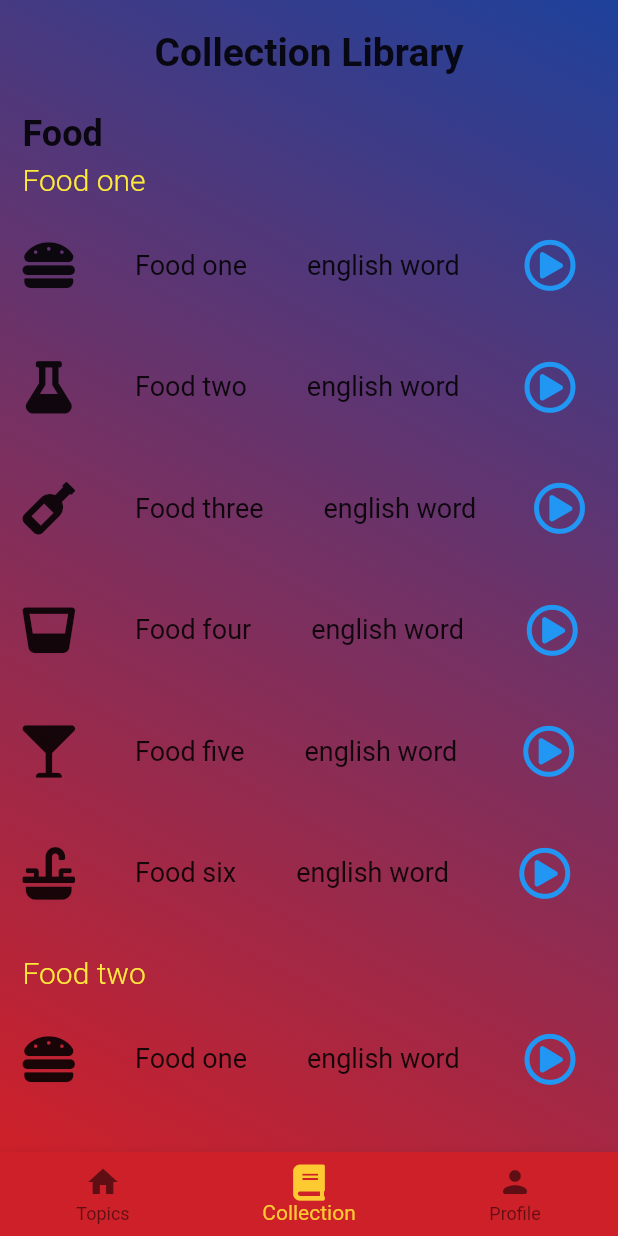
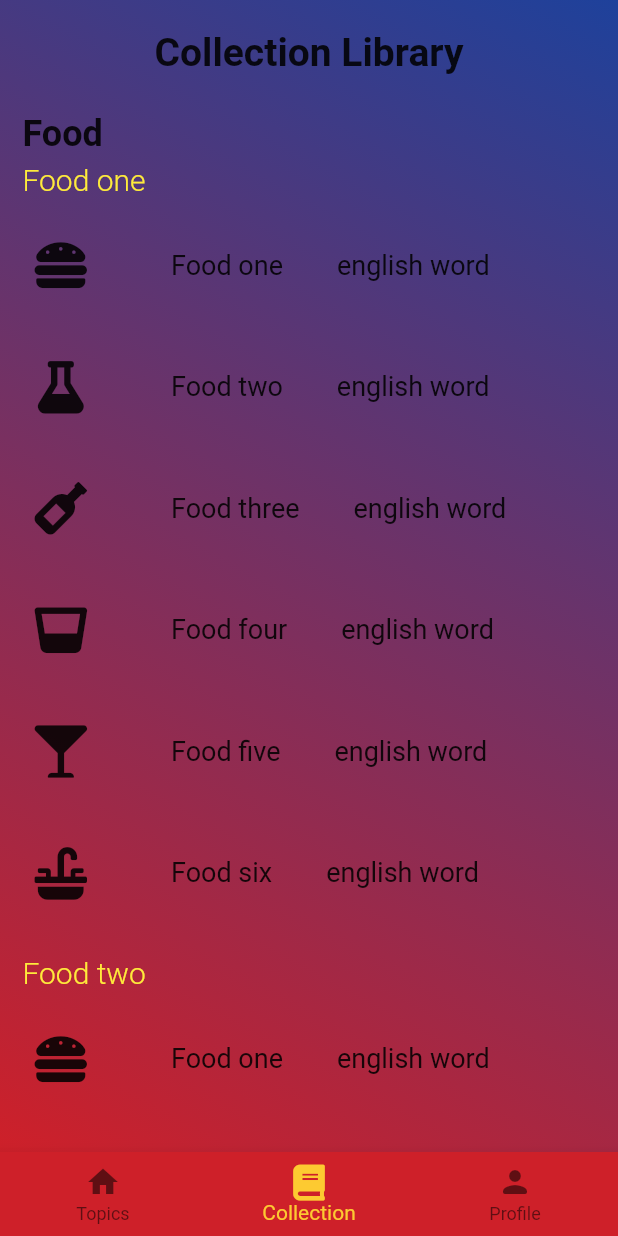
Before and after one commit to carolinemmcg2020/learn_tagalog, a Flutter app: the screen it shows after launch, item 2 of the bottom bar chosen, on a phone screen of 412 x 824 dp. Run offline on Flutter 3.47's test engine with Material 2 defaults, Android fonts, the phone set to English and light mode, and no system bars; drawn by our look-alikes of flutter_settings_screens; our stand-ins replace avatar_glow, cloud_firestore, firebase_auth, firebase_core, font_awesome_flutter, google_sign_in and 2 more; missing offline and left inert: flutter_alert; accounts and stored records are empty.

Commit message:
No Changes

```diff
--- a/lib/screens/collection.dart
+++ b/lib/screens/collection.dart
@@ -1,18 +1,24 @@
 import 'package:flutter/material.dart';
 import 'package:font_awesome_flutter/font_awesome_flutter.dart';
 import 'package:learn_tagalog/helpers/utils.dart';
+import 'package:learn_tagalog/models/lesson.dart';
 import 'package:learn_tagalog/models/topic.dart';
 import 'package:learn_tagalog/widgets/theme_background_color.dart';
 
 
 class Collection extends StatefulWidget {
+/*
+  Lesson collectionContent;
+
+  Collection({this.collectionContent});
+*/
 
   @override
   _CollectionState createState() => _CollectionState();
 }
 
 class _CollectionState extends State<Collection> {
-  List<Topic> categories = Utils.getMockedCategories();
+  List<Topic> collectionContent = Utils.getMockedCategories();
 
   @override
   Widget build(BuildContext context) {
@@ -50,7 +56,7 @@ class _CollectionState extends State<Collection> {
               Expanded(
                 child: ListView.builder(
                   shrinkWrap: true,
-                  itemCount: categories.length,
+                  itemCount: collectionContent.length,
                   itemBuilder: (BuildContext context, int index) {
                     return Container(
                       child: Column(
@@ -61,7 +67,7 @@ class _CollectionState extends State<Collection> {
                                 padding: const EdgeInsets.only(
                                     left: 15.0, top: 15.0),
                                 child: Text(
-                                  categories[index].name,
+                                  collectionContent[index].name,
                                   style: TextStyle(
                                     fontSize: 24.0,
                                     fontWeight: FontWeight.bold,
@@ -74,7 +80,7 @@ class _CollectionState extends State<Collection> {
                             child: ListView.builder(
                               shrinkWrap: true,
                               physics: ClampingScrollPhysics(),
-                              itemCount: categories[index].lessons.length,
+                              itemCount: collectionContent[index].lessons.length,
                               itemBuilder: (BuildContext context, int ind) {
                                 return Container(
                                   child: Column(
@@ -87,7 +93,7 @@ class _CollectionState extends State<Collection> {
                                                 bottom: 5.0,
                                                 top: 5.0),
                                             child: Text(
-                                              categories[index]
+                                              collectionContent[index]
                                                   .lessons[ind]
                                                   .name,
                                               style: TextStyle(
@@ -102,7 +108,7 @@ class _CollectionState extends State<Collection> {
                                         child: ListView.builder(
                                           shrinkWrap: true,
                                           itemCount:
-                                              categories[index].lessons.length,
+                                              collectionContent[index].lessons.length,
                                           itemBuilder: (BuildContext context,
                                               int contentIndex) {
                                             return Container(
@@ -112,39 +118,51 @@ class _CollectionState extends State<Collection> {
                                                 child: Expanded(
                                                   child: Row(
                                                     children: [
-                                                      Icon(
-                                                        categories[index].lessons[contentIndex].icon,
+                                                      Padding(
+                                                        padding: const EdgeInsets.all(8.0),
+                                                        child: Icon(
+                                                          collectionContent[index].lessons[contentIndex].icon,
                                                           size: 35.0,
+                                                        ),
                                                       ),
                                                       SizedBox(
                                                         width: 40,
                                                       ),
-                                                      Text(
-                                                        categories[index].lessons[contentIndex].name,
+                                                      Padding(
+                                                        padding: const EdgeInsets.all(8.0),
+                                                        child: Text(
+                                                          collectionContent[index].lessons[contentIndex].name,
                                                           style: TextStyle(
                                                               fontSize: 18.0),
                                                         ),
+                                                      ),
                                                       SizedBox(
-                                                        width: 40,
+                                                        width: 20,
                                                       ),
-                                                      Text(
+                                                      Padding(
+                                                        padding: const EdgeInsets.all(8.0),
+                                                        child: Text(
                                                           'english word',
                                                           style: TextStyle(
                                                               fontSize: 18.0),
                                                         ),
-                                                      SizedBox(
-                                                        width: 30,
                                                       ),
-                                                      Expanded(
-                                                        child: TextButton(
-                                                          onPressed: () {},
-                                                          child: Icon(
-                                                            FontAwesomeIcons
-                                                                .playCircle,
-                                                            size: 35.0,
-                                                          ),
-                                                        ),
-                                                      ),
+                                                      // SizedBox(
+                                                      //   width: 30,
+                                                      // ),
+                                                      // Padding(
+                                                      //   padding: const EdgeInsets.all(8.0),
+                                                      //   child: Expanded(
+                                                      //     child: TextButton(
+                                                      //       onPressed: () {},
+                                                      //       child: Icon(
+                                                      //         FontAwesomeIcons
+                                                      //             .playCircle,
+                                                      //         size: 35.0,
+                                                      //       ),
+                                                      //     ),
+                                                      //   ),
+                                                      // ),
                                                     ],
                                                   ),
                                                 ),
```
Lines whose indentation alone changed are shown as unchanged.
